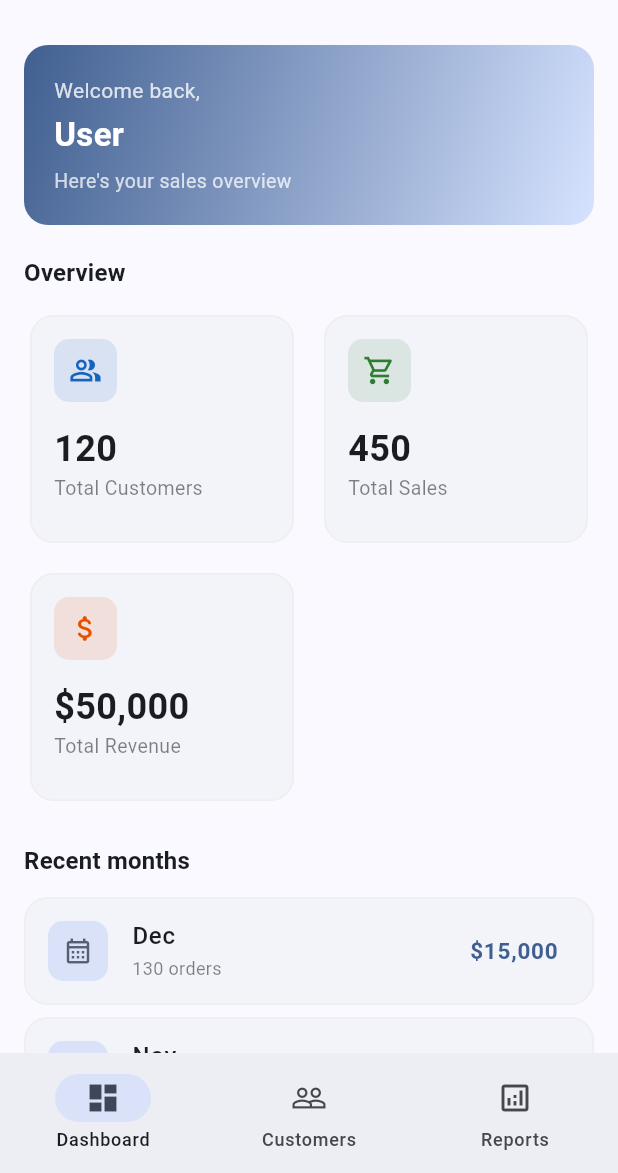
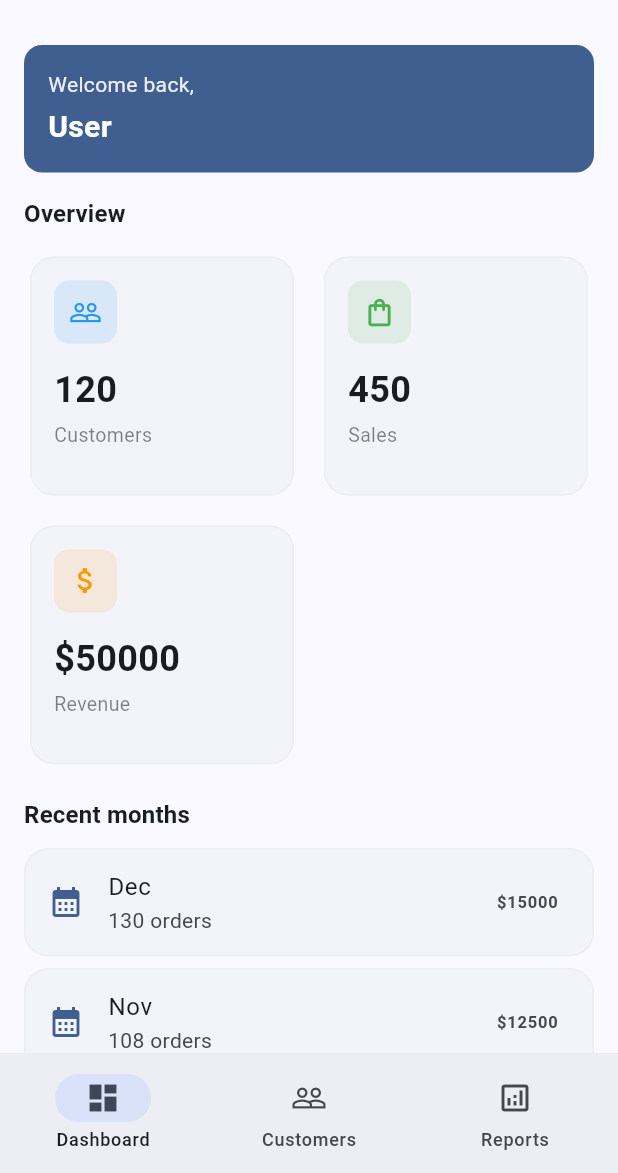
Before and after one commit to jerronjunior/Sales_reporter, a Flutter app: the HomeScreen screen opened directly, on a phone screen of 412 x 824 dp, the part 63-1236 px from its top. Run offline on Flutter 3.47's test engine with Material 3 defaults, Android fonts, the phone set to English and light mode, and no system bars; our stand-ins replace fl_chart, flutter_riverpod, shared_preferences; accounts and stored records are empty.

Commit message:
Refactor DashboardScreen to improve UI layout and enhance data presentation

```diff
--- a/lib/screens/dashboard_screen.dart
+++ b/lib/screens/dashboard_screen.dart
@@ -1,6 +1,6 @@
 import 'package:flutter/material.dart';
 import 'package:flutter_riverpod/flutter_riverpod.dart';
-import 'package:intl/intl.dart';
+
 import '../providers/app_providers.dart';
 import '../widgets/stat_card.dart';
 import '../widgets/app_error_widget.dart';
@@ -13,157 +13,85 @@ class DashboardScreen extends ConsumerWidget {
     final auth   = ref.watch(authProvider);
     final report = ref.watch(reportProvider);
     final scheme = Theme.of(context).colorScheme;
-
-    final fmt = NumberFormat.compact(locale: 'en_US');
-    final currFmt = NumberFormat.currency(symbol: '\$', decimalDigits: 0);
-
-    if (report.isLoading) {
-      return const Center(child: CircularProgressIndicator());
-    }
-
+    Widget loaderOrError() {
+      if (report.isLoading) return const Center(child: CircularProgressIndicator());
       if (report.error != null) {
         return AppErrorWidget(
           message: report.error!,
           onRetry: () => ref.read(reportProvider.notifier).fetchAll(),
         );
       }
+      return const SizedBox.shrink();
+    }
+
+    String compact(num? n) {
+      if (n == null) return '0';
+      if (n >= 1000000) return '${(n / 1000000).toStringAsFixed(1)}M';
+      if (n >= 1000) return '${(n / 1000).toStringAsFixed(1)}k';
+      return n.toString();
+    }
+
+    String currency(num? n) => '\$${n == null ? 0 : n.toInt()}';
 
     final stats = report.stats;
 
-    return RefreshIndicator(
-      onRefresh: () => ref.read(reportProvider.notifier).fetchAll(),
-      child: SingleChildScrollView(
+    final body = SingleChildScrollView(
       physics: const AlwaysScrollableScrollPhysics(),
       padding: const EdgeInsets.all(16),
       child: Column(
         crossAxisAlignment: CrossAxisAlignment.start,
         children: [
-            // Welcome banner
           Container(
             width: double.infinity,
-              padding: const EdgeInsets.all(20),
+            padding: const EdgeInsets.all(16),
             decoration: BoxDecoration(
-                gradient: LinearGradient(
-                  colors: [scheme.primary, scheme.primaryContainer],
-                  begin: Alignment.topLeft,
-                  end: Alignment.bottomRight,
-                ),
-                borderRadius: BorderRadius.circular(16),
+              color: scheme.primary,
+              borderRadius: BorderRadius.circular(12),
             ),
             child: Column(
               crossAxisAlignment: CrossAxisAlignment.start,
               children: [
-                  Text(
-                    'Welcome back,',
-                    style: TextStyle(
-                      color: scheme.onPrimary.withOpacity(0.8),
-                      fontSize: 14,
-                    ),
-                  ),
+                Text('Welcome back,', style: TextStyle(color: scheme.onPrimary.withOpacity(0.9))),
                 const SizedBox(height: 4),
-                  Text(
-                    auth.user?.name ?? 'User',
-                    style: TextStyle(
-                      color: scheme.onPrimary,
-                      fontSize: 22,
-                      fontWeight: FontWeight.bold,
-                    ),
-                  ),
-                  const SizedBox(height: 6),
-                  Text(
-                    "Here's your sales overview",
-                    style: TextStyle(
-                      color: scheme.onPrimary.withOpacity(0.75),
-                      fontSize: 13,
-                    ),
-                  ),
+                Text(auth.user?.name ?? 'User', style: TextStyle(color: scheme.onPrimary, fontSize: 20, fontWeight: FontWeight.bold)),
               ],
             ),
           ),
-            const SizedBox(height: 20),
-            Text(
-              'Overview',
-              style: Theme.of(context)
-                  .textTheme
-                  .titleMedium
-                  ?.copyWith(fontWeight: FontWeight.w700),
-            ),
+          const SizedBox(height: 16),
+          Text('Overview', style: Theme.of(context).textTheme.titleMedium?.copyWith(fontWeight: FontWeight.w700)),
           const SizedBox(height: 12),
-            // Stats grid
           GridView.count(
             crossAxisCount: 2,
             shrinkWrap: true,
             physics: const NeverScrollableScrollPhysics(),
             crossAxisSpacing: 12,
             mainAxisSpacing: 12,
-              childAspectRatio: 1.15,
+            childAspectRatio: 1.1,
             children: [
-                StatCard(
-                  title: 'Total Customers',
-                  value: fmt.format(stats?.totalCustomers ?? 0),
-                  icon: Icons.people_alt_outlined,
-                  color: const Color(0xFF1565C0),
-                ),
-                StatCard(
-                  title: 'Total Sales',
-                  value: fmt.format(stats?.totalSales ?? 0),
-                  icon: Icons.shopping_cart_outlined,
-                  color: const Color(0xFF2E7D32),
-                ),
-                StatCard(
-                  title: 'Total Revenue',
-                  value: currFmt.format(stats?.totalRevenue ?? 0),
-                  icon: Icons.attach_money_rounded,
-                  color: const Color(0xFFE65100),
-                ),
-
+              StatCard(title: 'Customers', value: compact(stats?.totalCustomers), icon: Icons.people_outline, color: Colors.blue),
+              StatCard(title: 'Sales', value: compact(stats?.totalSales), icon: Icons.shopping_bag_outlined, color: Colors.green),
+              StatCard(title: 'Revenue', value: currency(stats?.totalRevenue), icon: Icons.attach_money, color: Colors.orange),
             ],
           ),
-            const SizedBox(height: 24),
-            // Recent months mini list
-            Text(
-              'Recent months',
-              style: Theme.of(context)
-                  .textTheme
-                  .titleMedium
-                  ?.copyWith(fontWeight: FontWeight.w700),
-            ),
-            const SizedBox(height: 12),
-            ...report.reports.reversed.take(4).map(
-              (r) => Card(
+          const SizedBox(height: 18),
+          Text('Recent months', style: Theme.of(context).textTheme.titleMedium?.copyWith(fontWeight: FontWeight.w700)),
+          const SizedBox(height: 10),
+          ...report.reports.reversed.take(4).map((r) => Card(
                 margin: const EdgeInsets.only(bottom: 8),
                 child: ListTile(
-                  leading: Container(
-                    width: 40,
-                    height: 40,
-                    decoration: BoxDecoration(
-                      color: scheme.secondaryContainer,
-                      borderRadius: BorderRadius.circular(10),
+                  leading: Icon(Icons.calendar_month, color: scheme.primary),
+                  title: Text(r.month),
+                  subtitle: Text('${r.orders} orders'),
+                  trailing: Text(currency(r.revenue), style: const TextStyle(fontWeight: FontWeight.w700)),
                 ),
-                    child: Icon(Icons.calendar_month_outlined,
-                        size: 20, color: scheme.secondary),
-                  ),
-                  title: Text(r.month,
-                      style: const TextStyle(fontWeight: FontWeight.w500)),
-                  subtitle: Text('${r.orders} orders',
-                      style: TextStyle(
-                          fontSize: 12,
-                          color: scheme.onSurface.withOpacity(0.55))),
-                  trailing: Text(
-                    currFmt.format(r.revenue),
-                    style: TextStyle(
-                      fontWeight: FontWeight.w700,
-                      color: scheme.primary,
-                      fontSize: 15,
-                    ),
-                  ),
-                ),
-              ),
-            ),
-            const SizedBox(height: 16),
+              )),
         ],
       ),
-      ),
     );
+
+    final loader = loaderOrError();
+    if (loader is! SizedBox) return loader;
+
+    return RefreshIndicator(onRefresh: () => ref.read(reportProvider.notifier).fetchAll(), child: body);
   }
 }
```
Lines whose indentation alone changed are shown as unchanged.
